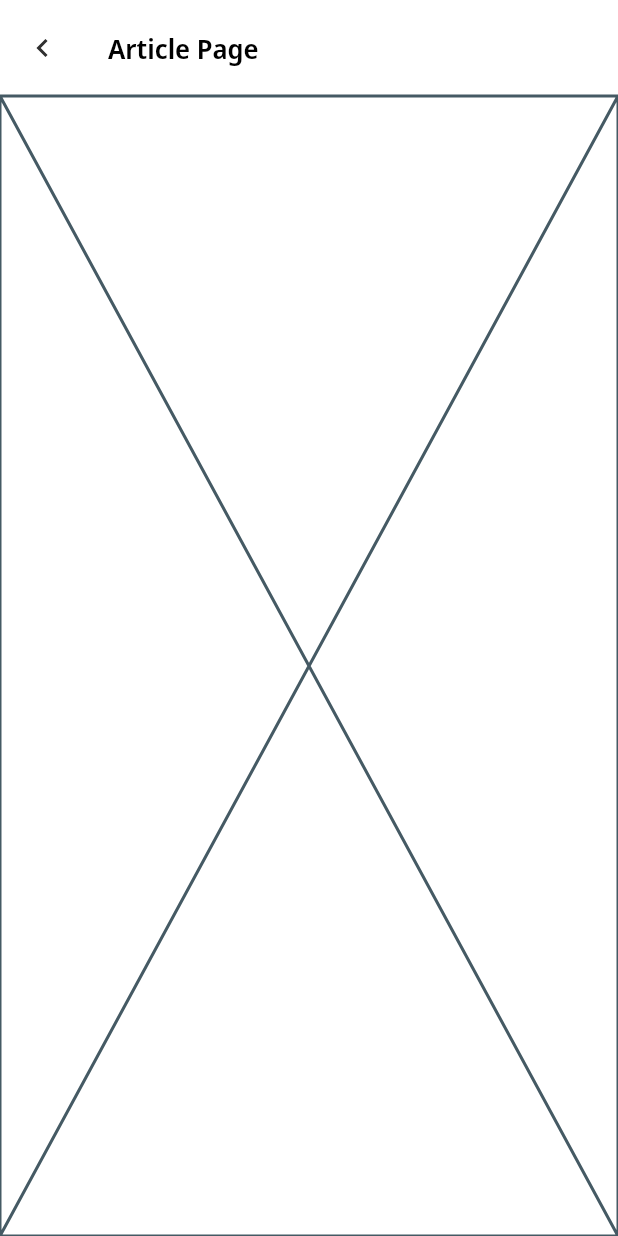
After one commit to loveoverflowdev/vhv_news, a Flutter app: the ArticlePage screen opened directly, on a phone screen of 412 x 824 dp. The commit adds this screen. Run offline on Flutter 3.47's test engine with Material 3 defaults, Android fonts, the phone set to English and light mode, and no system bars; our stand-ins replace cached_network_image, dio, flutter_svg, get; network calls fail.

Commit message:
update article page

```diff
--- a/lib/app/view/app.dart
+++ b/lib/app/view/app.dart
@@ -6,6 +6,7 @@ import 'package:news_repository/news_repository.dart';
 import 'package:vhv_news/feed/controller/controller.dart';
 import 'package:vhv_news/feed/controller/feed_controller.dart';
 import 'package:vhv_news/home/controller/home_controller.dart';
+import '../../article/article.dart';
 import '../routes/routes.dart' as routes;
 
 class App extends StatelessWidget {
@@ -35,5 +36,6 @@ class AppBinding extends Bindings {
     // Controllers
     Get.put<HomeController>(HomeController());
     Get.put<FeedController>(FeedController(newsRepository: Get.find()));
+    Get.put<ArticleController>(ArticleController(newsRepository: Get.find()));
   }
 }
--- a/lib/article/article.dart
+++ b/lib/article/article.dart
@@ -0,0 +1,3 @@
+export 'view/view.dart';
+export 'widgets/widgets.dart';
+export 'controller/controller.dart';
--- /dev/null
+++ b/lib/article/controller/article_controller.dart
@@ -0,0 +1,24 @@
+
+import 'package:get/get.dart';
+import 'package:news_repository/news_repository.dart';
+
+class ArticleController extends GetxController {
+  late Rx<ArticleDetailResponse?> articleDetail;
+
+  final LangsonNewsRepository _newsRepository;
+
+  ArticleController({
+    required LangsonNewsRepository newsRepository
+  }) : _newsRepository = newsRepository;
+
+  void loadArticleDetail(String id) async {
+    articleDetail.value = await _newsRepository.getArticleDetail(id: id);
+    update();
+  }
+
+  @override
+  void onInit() {
+    super.onInit();
+    articleDetail = null.obs;
+  }
+}
--- /dev/null
+++ b/lib/article/controller/controller.dart
@@ -0,0 +1 @@
+export 'article_controller.dart';
--- /dev/null
+++ b/lib/article/view/article_page.dart
@@ -0,0 +1,48 @@
+
+import 'package:app_ui/app_ui.dart';
+import 'package:flutter/material.dart';
+import 'package:flutter/services.dart';
+import 'package:get/get.dart';
+import 'package:vhv_news/article/article.dart';
+
+
+class ArticlePage extends StatelessWidget {
+  const ArticlePage({super.key});
+
+  @override
+  Widget build(BuildContext context) {
+    return GetBuilder(
+      init: Get.find<ArticleController>(),
+      builder: (ArticleController controller) {
+        final rewriteUrl = controller.articleDetail.value?.rewriteUrl;
+        return Scaffold(
+          appBar: AppBar(
+            title: const Text('Article Page'),
+            systemOverlayStyle: const SystemUiOverlayStyle(
+                statusBarIconBrightness:Brightness.dark,
+                statusBarBrightness:Brightness.light,
+              ),
+              leading: AppBackButton(
+                onPressed: Navigator.of(context).pop,
+              ),
+              actions: [
+                if (rewriteUrl?.isNotEmpty == true)
+                  Padding(
+                    key: const Key('articlePage_shareButton'),
+                    padding: const EdgeInsets.only(right: AppSpacing.lg),
+                    child: ShareButton(
+                      shareText: 'Chia sẻ',
+                      color: foregroundColor,
+                      onPressed: () => context
+                          .read<ArticleBloc>()
+                          .add(ShareRequested(uri: uri)),
+                    ),
+                  ),
+              ],
+            ),
+          body: const ArticleView(),
+        );
+      }
+    );
+  }
+}
--- /dev/null
+++ b/lib/article/view/article_view.dart
@@ -0,0 +1,11 @@
+
+import 'package:flutter/material.dart';
+
+class ArticleView extends StatelessWidget {
+  const ArticleView({super.key});
+
+  @override
+  Widget build(BuildContext context) {
+    return const Placeholder();
+  }
+}
--- /dev/null
+++ b/lib/article/view/view.dart
@@ -0,0 +1,2 @@
+export 'article_page.dart';
+export 'article_view.dart';
--- /dev/null
+++ b/lib/article/widgets/widgets.dart
@@ -0,0 +1 @@
+export 'share_button.dart';
--- a/lib/home/home.dart
+++ b/lib/home/home.dart
@@ -1 +1,2 @@
 export 'view/view.dart';
+export 'widgets/widgets.dart';
--- a/lib/navigation/widgets/nav_drawer_sections.dart
+++ b/lib/navigation/widgets/nav_drawer_sections.dart
@@ -45,7 +45,6 @@ class NavDrawerSections extends StatelessWidget {
   }
 }
 
-@visibleForTesting
 class NavDrawerSectionsTitle extends StatelessWidget {
   const NavDrawerSectionsTitle({super.key});
 
--- a/packages/news_repository/lib/src/langson_news_repository/response/article_detail_response/article_detail_response.dart
+++ b/packages/news_repository/lib/src/langson_news_repository/response/article_detail_response/article_detail_response.dart
@@ -1,4 +1,7 @@
 import 'package:json_annotation/json_annotation.dart';
+
+import '../../../../news_repository.dart';
+import '../../endpoints.dart' as endpoints;
 
 part 'article_detail_response.g.dart';
 
@@ -6,19 +9,23 @@ part 'article_detail_response.g.dart';
 class ArticleDetailResponse {
   final String id;
   final String title;
-  final String brief;
-  final int totalViews;
+  final String? brief;
+  final int? totalViews;
+  final int? totalCharacters;
+
+  final String? content;
+
+  @JsonKey(name: 'rewriteURL', fromJson: _parseFileUrl)
+  final String? rewriteUrl;
 
   @JsonKey(name: 'creatorTitle')
-  final String creator;
+  final String? creator;
 
   @JsonKey(fromJson: _parseIsFeatured)
   final bool isFeatured;
 
-  @JsonKey(name: 'image')
-  final String imageUrl;
-
-  final String content;
+  @JsonKey(name: 'image', fromJson: _parseFileUrl)
+  final String? imageUrl;
 
   ArticleDetailResponse({
     required this.imageUrl,
@@ -29,6 +36,8 @@ class ArticleDetailResponse {
     required this.creator,
     required this.isFeatured,
     required this.content,
+    required this.rewriteUrl,
+    required this.totalCharacters,
   });
 
   factory ArticleDetailResponse.fromJson(Map<String, dynamic> json) =>
@@ -36,7 +45,12 @@ class ArticleDetailResponse {
 
   Map<String, dynamic> toJson() => _$ArticleDetailResponseToJson(this);
 
-  static bool _parseIsFeatured(num value) => value != 0;
+  static bool _parseIsFeatured(num? value) => value != 0;
+
+  static String? _parseFileUrl(String? url) =>
+    url != null
+      ? NewsApiEndpoint(domain: endpoints.domainName, resource: url).fileUrl
+      : null;
 }
 
 /*
--- a/packages/news_repository/lib/src/langson_news_repository/response/article_response/article_response.dart
+++ b/packages/news_repository/lib/src/langson_news_repository/response/article_response/article_response.dart
@@ -18,7 +18,7 @@ class ArticleResponse {
   @JsonKey(fromJson: _parseIsFeatured)
   final bool isFeatured;
 
-  @JsonKey(name: 'image', fromJson: _parseImageUrl)
+  @JsonKey(name: 'image', fromJson: _parseFileUrl)
   final String? imageUrl;
 
   ArticleResponse({
@@ -38,7 +38,7 @@ class ArticleResponse {
 
   static bool _parseIsFeatured(num? value) => value != 0;
 
-  static String? _parseImageUrl(String? url) =>
+  static String? _parseFileUrl(String? url) =>
     url != null
       ? NewsApiEndpoint(domain: endpoints.domainName, resource: url).fileUrl
       : null;
```
Also changed, not shown: lib/article/widgets/share_button.dart (added, +45 -0 lines), lib/home/widgets/widgets.dart (added), packages/news_repository/lib/src/langson_news_repository/response/article_detail_response/article_detail_response.g.dart, packages/news_repository/lib/src/langson_news_repository/response/article_response/article_response.g.dart.
